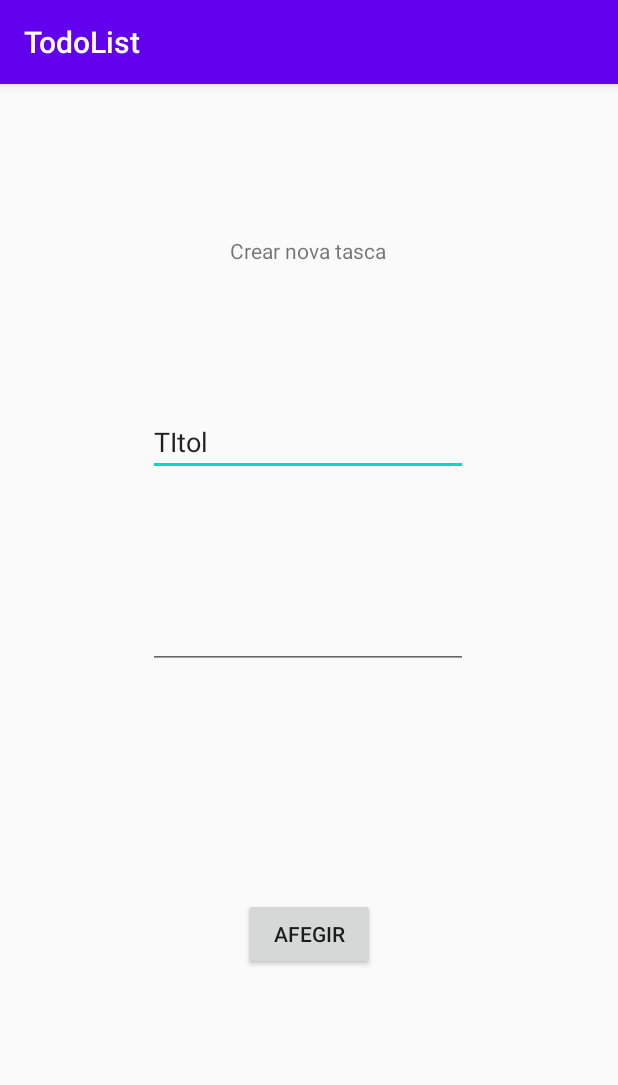
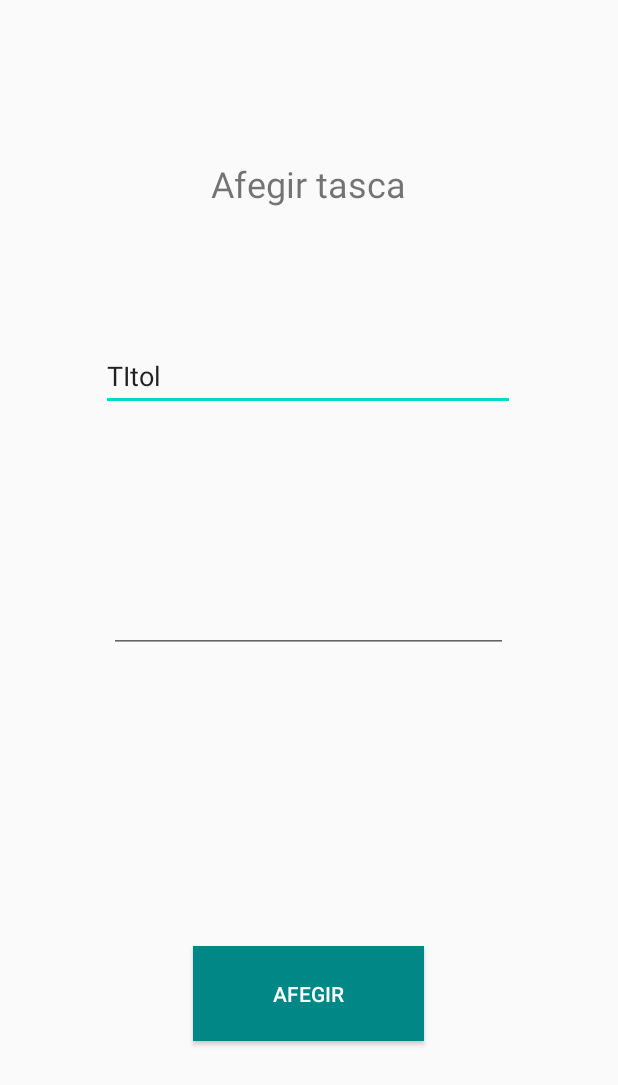
Before and after one commit to JoanBF20/TodoList, an Android app: the screen it shows after launch (addTask), after a tap on an icon or button, on a phone screen of 412 x 824 dp. Shown: the top 1085 px of the screen. Run offline under Robolectric (Android 15) with nearby library versions, the phone set to English and light mode, and no system bars.

Commit message:
S'ha modificat l'aspecte de l'aplicació i s'ha implementat que es guardin les tasques
S'ha modificat l'aspecte de l'aplicació i s'ha implementat que es guardin les tasques a un arxiu per a que no es perdin al tancar l'aplicació

```diff
--- a/app/src/main/java/com/example/todolist/MainActivity.java
+++ b/app/src/main/java/com/example/todolist/MainActivity.java
@@ -4,7 +4,6 @@ import androidx.annotation.NonNull;
 import androidx.annotation.Nullable;
 import androidx.appcompat.app.AppCompatActivity;
 
-import android.graphics.Paint;
 import android.util.Log;
 import android.content.Context;
 import android.content.Intent;
@@ -23,6 +22,12 @@ import android.widget.Toast;
 
 import com.google.android.material.floatingactionbutton.FloatingActionButton;
 
+import android.content.SharedPreferences;
+
+import com.google.gson.Gson;
+import com.google.gson.reflect.TypeToken;
+
+import java.lang.reflect.Type;
 import java.util.ArrayList;
 import java.util.List;
 
@@ -36,8 +41,7 @@ public class MainActivity extends AppCompatActivity {
         super.onCreate(savedInstanceState);
         setContentView(R.layout.activity_main);
 
-        tasks.add(new Task("Task 1", "Description of Task 1", false));
-        tasks.add(new Task( "Task 2", "Description of Task 2", false));
+        loadData();
 
         final ListView llista = (ListView) findViewById(R.id.listview);
         adapter = new taskadapter(getApplicationContext(), R.layout.activity_main, tasks);
@@ -56,13 +60,34 @@ public class MainActivity extends AppCompatActivity {
             public void onItemClick(AdapterView<?> parent, View view, int position, long id) {
 
                 Intent nou = new Intent(getApplicationContext(), EditionTask.class);
-                nou.putExtra("Tasca",tasks.get(position));
+                nou.putExtra("Tasca", tasks.get(position));
                 nou.putExtra("Position", position);
-                startActivityForResult(nou,  2);
+                startActivityForResult(nou, 2);
 
             }
         });
 
+    }
+
+    private void saveData() {
+        SharedPreferences sharedPreferences = getSharedPreferences("shared preferences", MODE_PRIVATE);
+        SharedPreferences.Editor editor = sharedPreferences.edit();
+        Gson gson = new Gson();
+        String json = gson.toJson(tasks);
+        editor.putString("task list", json);
+        editor.apply();
+    }
+
+    private void loadData() {
+        SharedPreferences sharedPreferences = getSharedPreferences("shared preferences", MODE_PRIVATE);
+        Gson gson = new Gson();
+        String json = sharedPreferences.getString("task list", null);
+        Type type = new TypeToken<ArrayList<Task>>() {
+        }.getType();
+        tasks = gson.fromJson(json, type);
+        if (tasks == null) {
+            tasks = new ArrayList<>();
+        }
     }
 
     @Override
@@ -74,12 +99,11 @@ public class MainActivity extends AppCompatActivity {
 
                 String title = data.getStringExtra("title");
                 String description = data.getStringExtra("description");
-                tasks.add(new Task(title, description, false));
+                tasks.add(0, new Task(title, description, false));
                 Toast toast = Toast.makeText(getApplicationContext(), "Tasca afegida", Toast.LENGTH_SHORT);
                 toast.show();
 
                 adapter.notifyDataSetChanged();
-
             }
         }
 
@@ -88,21 +112,29 @@ public class MainActivity extends AppCompatActivity {
             int position = extras.getInt("Posicio");
             int accio = extras.getInt("Accio");
 
-                if (accio == 1){
+            if (accio == 1) {
 
                 String recepcio = extras.getString("ModificatObjecte");
 
                 Task tasca = (Task) extras.getSerializable("Tasca");
-                    Toast toast = Toast.makeText(getApplicationContext(), tasca.getTitle()+"", Toast.LENGTH_SHORT);
+                Toast toast = Toast.makeText(getApplicationContext(), "Tasca modificada", Toast.LENGTH_SHORT);
                 toast.show();
                 tasks.set(position, tasca);
             }
 
-                if (accio == 2){
+            if (accio == 2) {
                 tasks.remove(position);
+                Toast toast = Toast.makeText(getApplicationContext(), "Tasca eliminada", Toast.LENGTH_SHORT);
+                toast.show();
             }
 
             adapter.notifyDataSetChanged();
         }
     }
+
+    @Override
+    protected void onStop() {
+        super.onStop();
+        saveData();
     }
+}
--- a/app/src/main/res/layout/activity_add_task.xml
+++ b/app/src/main/res/layout/activity_add_task.xml
@@ -6,26 +6,39 @@
     android:layout_height="match_parent"
     tools:context=".addTask">
 
+    <TextView
+        android:id="@+id/textView3"
+        android:layout_width="wrap_content"
+        android:layout_height="wrap_content"
+        android:text="Afegir tasca"
+        android:textSize="24sp"
+        app:layout_constraintBottom_toBottomOf="parent"
+        app:layout_constraintEnd_toEndOf="parent"
+        app:layout_constraintHorizontal_bias="0.498"
+        app:layout_constraintStart_toStartOf="parent"
+        app:layout_constraintTop_toTopOf="parent"
+        app:layout_constraintVertical_bias="0.134" />
+
     <EditText
         android:id="@+id/editTextTextPersonName"
-        android:layout_width="wrap_content"
-        android:layout_height="wrap_content"
+        android:layout_width="276dp"
+        android:layout_height="46dp"
         android:layout_marginStart="100dp"
-        android:layout_marginTop="95dp"
+        android:layout_marginTop="89dp"
         android:layout_marginEnd="101dp"
         android:ems="10"
         android:inputType="textPersonName"
         android:text="TItol"
         app:layout_constraintEnd_toEndOf="parent"
         app:layout_constraintStart_toStartOf="parent"
-        app:layout_constraintTop_toBottomOf="@+id/textTitle" />
+        app:layout_constraintTop_toBottomOf="@+id/textView3" />
 
     <EditText
         android:id="@+id/editTextTextMultiLine"
-        android:layout_width="wrap_content"
-        android:layout_height="wrap_content"
+        android:layout_width="266dp"
+        android:layout_height="81dp"
         android:layout_marginStart="100dp"
-        android:layout_marginTop="83dp"
+        android:layout_marginTop="80dp"
         android:layout_marginEnd="101dp"
         android:ems="10"
         android:gravity="start|top"
@@ -36,29 +49,16 @@
 
     <Button
         android:id="@+id/addButton"
-        android:layout_width="wrap_content"
-        android:layout_height="wrap_content"
+        android:layout_width="154dp"
+        android:layout_height="63dp"
         android:layout_marginStart="161dp"
-        android:layout_marginTop="135dp"
         android:layout_marginEnd="162dp"
-        android:layout_marginBottom="160dp"
+        android:layout_marginBottom="130dp"
+        android:background="@color/design_default_color_secondary_variant"
         android:text="Afegir"
+        android:textColor="#FFFFFF"
         app:layout_constraintBottom_toBottomOf="parent"
         app:layout_constraintEnd_toEndOf="parent"
-        app:layout_constraintStart_toStartOf="parent"
-        app:layout_constraintTop_toBottomOf="@+id/editTextTextMultiLine" />
+        app:layout_constraintStart_toStartOf="parent" />
 
-    <TextView
-        android:id="@+id/textTitle"
-        android:layout_width="wrap_content"
-        android:layout_height="wrap_content"
-        android:layout_marginStart="176dp"
-        android:layout_marginTop="101dp"
-        android:layout_marginEnd="177dp"
-        android:layout_marginBottom="95dp"
-        android:text="Crear nova tasca"
-        app:layout_constraintBottom_toTopOf="@+id/editTextTextPersonName"
-        app:layout_constraintEnd_toEndOf="parent"
-        app:layout_constraintStart_toStartOf="parent"
-        app:layout_constraintTop_toTopOf="parent" />
 </androidx.constraintlayout.widget.ConstraintLayout>
--- a/app/src/main/res/layout/activity_main.xml
+++ b/app/src/main/res/layout/activity_main.xml
@@ -4,6 +4,7 @@
     xmlns:tools="http://schemas.android.com/tools"
     android:layout_width="match_parent"
     android:layout_height="match_parent"
+    android:background="#FFFFFF"
     tools:context=".MainActivity">
 
     <com.google.android.material.floatingactionbutton.FloatingActionButton
@@ -12,6 +13,9 @@
         android:layout_height="wrap_content"
         android:layout_marginRight="16dp"
         android:layout_marginBottom="16dp"
+        android:background="#FFFFFF"
+        android:src="@android:drawable/ic_input_add"
+        app:backgroundTint="#FFFFFF"
         app:layout_constraintBottom_toBottomOf="parent"
         app:layout_constraintRight_toRightOf="parent" />
 
@@ -21,7 +25,9 @@
         android:layout_height="0dp"
         android:layout_alignParentTop="true"
         android:layout_weight="1"
+        android:background="#FFEB3B"
         android:clickable="true"
+        android:foregroundTint="#FFEB3B"
         app:layout_constraintBottom_toBottomOf="parent"
         app:layout_constraintEnd_toEndOf="parent"
         app:layout_constraintStart_toStartOf="parent"
--- a/app/src/main/res/values/colors.xml
+++ b/app/src/main/res/values/colors.xml
@@ -1,6 +1,6 @@
 <?xml version="1.0" encoding="utf-8"?>
 <resources>
-    <color name="colorPrimary">#6200EE</color>
-    <color name="colorPrimaryDark">#3700B3</color>
+    <color name="colorPrimary">#000000</color>
+    <color name="colorPrimaryDark">#000000</color>
     <color name="colorAccent">#03DAC5</color>
 </resources>
--- a/app/src/main/res/values/strings.xml
+++ b/app/src/main/res/values/strings.xml
@@ -1,3 +1,3 @@
 <resources>
-    <string name="app_name">TodoList</string>
+    <string name="app_name">Todo List</string>
 </resources>
--- a/app/src/main/res/values/styles.xml
+++ b/app/src/main/res/values/styles.xml
@@ -1,10 +1,12 @@
 <resources>
     <!-- Base application theme. -->
-    <style name="AppTheme" parent="Theme.AppCompat.Light.DarkActionBar">
+    <style name="AppTheme" parent="Theme.AppCompat.DayNight.NoActionBar">
         <!-- Customize your theme here. -->
+
         <item name="colorPrimary">@color/colorPrimary</item>
         <item name="colorPrimaryDark">@color/colorPrimaryDark</item>
         <item name="colorAccent">@color/colorAccent</item>
+
     </style>
 
 </resources>
```
Also changed, not shown: app/src/main/java/com/example/todolist/taskadapter.java (+9 -0 lines), app/src/main/res/layout/activity_edition_task.xml (+4 -3 lines), app/src/main/res/layout/task_detail.xml (+8 -6 lines). Lines whose indentation alone changed are shown as unchanged.
